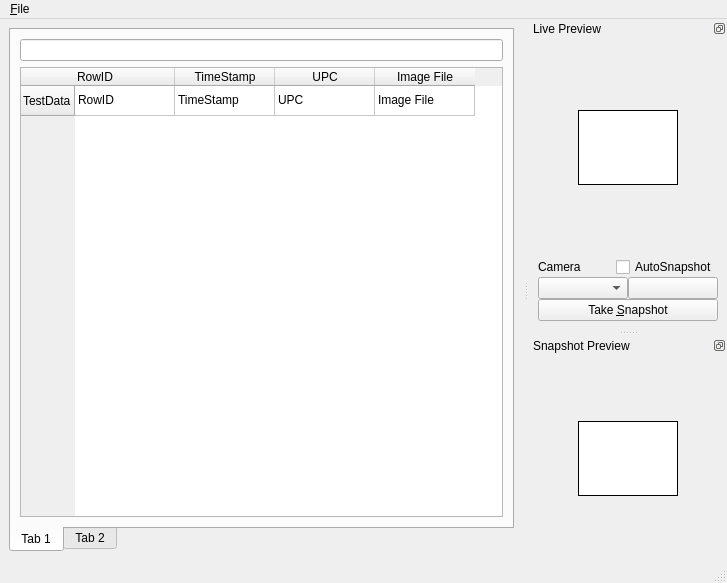
Old version of the form scanwindow.ui in the repository wolfpackmars2/inventory_gui.
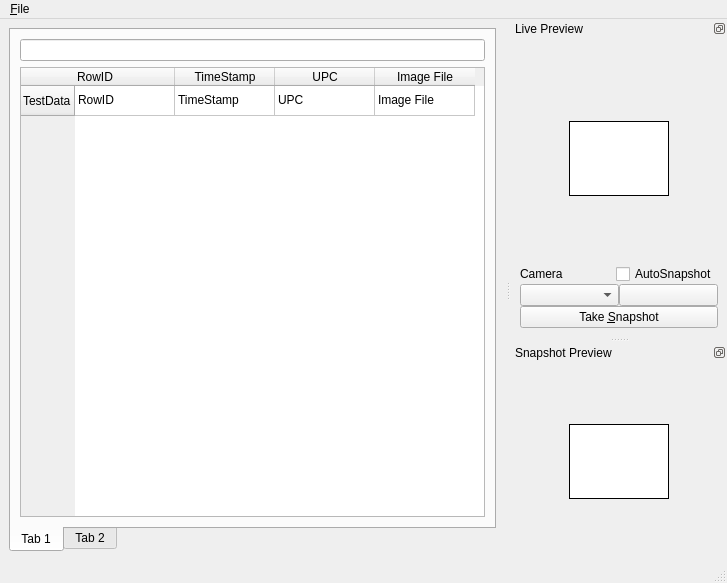
New version of the form. Icons and pictures are not drawn.

Commit message: fix sizing of live preview

What changed in the file:
```diff
--- a/scanwindow.ui
+++ b/scanwindow.ui
@@ -134,7 +134,16 @@
         <number>5</number>
        </property>
        <item>
-        <layout class="QGridLayout" name="livePreviewLayout">
+        <layout class="QVBoxLayout" name="verticalLayout_4">
+         <property name="spacing">
+          <number>0</number>
+         </property>
+         <property name="topMargin">
+          <number>5</number>
+         </property>
+         <item>
+          <widget class="QWidget" name="livePreviewContainer" native="true">
+           <layout class="QGridLayout" name="gridLayout">
          <item row="0" column="1">
           <spacer name="verticalSpacer">
            <property name="orientation">
@@ -652,15 +661,8 @@
           </spacer>
          </item>
         </layout>
-       </item>
-       <item>
-        <layout class="QVBoxLayout" name="verticalLayout_4">
-         <property name="spacing">
-          <number>0</number>
-         </property>
-         <property name="topMargin">
-          <number>5</number>
-         </property>
+          </widget>
+         </item>
          <item>
           <layout class="QHBoxLayout" name="horizontalLayout">
            <item>
```
Lines whose indentation alone changed are shown as unchanged. The commit also changes 2 other files.
